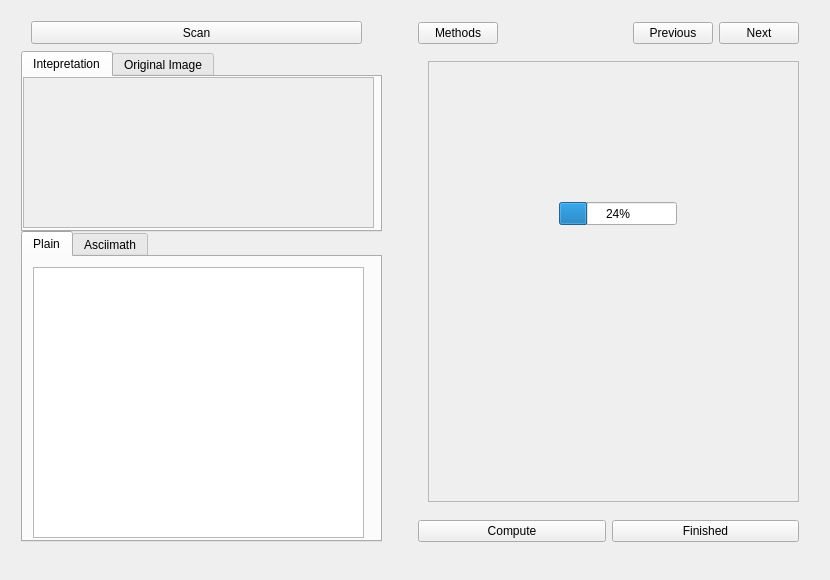
Before: the Qt Designer form gui/solution_widget.ui in louis845/COMP2012H_Project, drawn with Qt 5.
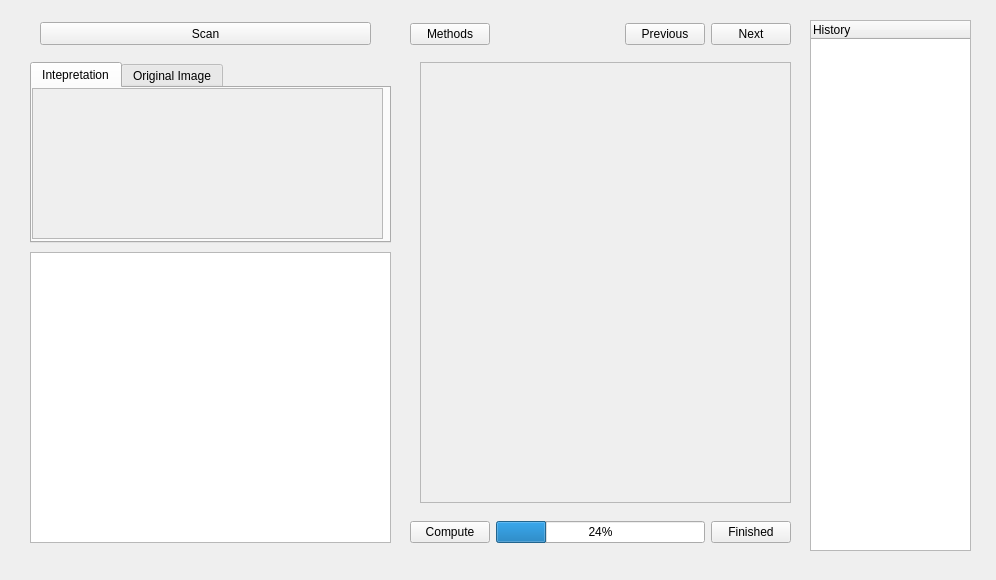
After: the same form once the commit is applied.

Patch:
```diff
--- a/gui/solution_widget.ui
+++ b/gui/solution_widget.ui
@@ -6,7 +6,7 @@
    <rect>
     <x>0</x>
     <y>0</y>
-    <width>830</width>
+    <width>996</width>
     <height>580</height>
    </rect>
   </property>
@@ -25,52 +25,15 @@
   <property name="windowTitle">
    <string>Form</string>
   </property>
-  <layout class="QHBoxLayout" name="horizontalLayout">
-   <item>
     <widget class="QWidget" name="left_widget" native="true">
-     <widget class="QTabWidget" name="tabWidget">
       <property name="geometry">
        <rect>
-        <x>10</x>
-        <y>220</y>
-        <width>361</width>
-        <height>311</height>
-       </rect>
-      </property>
-      <property name="currentIndex">
-       <number>0</number>
-      </property>
-      <widget class="QWidget" name="plain_tab">
-       <attribute name="title">
-        <string>Plain</string>
-       </attribute>
-       <widget class="QPlainTextEdit" name="plain_textedit">
-        <property name="geometry">
-         <rect>
-          <x>10</x>
-          <y>10</y>
-          <width>331</width>
-          <height>271</height>
-         </rect>
-        </property>
-       </widget>
-      </widget>
-      <widget class="QWidget" name="ascii_tab">
-       <attribute name="title">
-        <string>Asciimath</string>
-       </attribute>
-       <widget class="QPlainTextEdit" name="ascii_textedit">
-        <property name="geometry">
-         <rect>
-          <x>10</x>
-          <y>10</y>
-          <width>331</width>
-          <height>271</height>
-         </rect>
-        </property>
-       </widget>
-      </widget>
-     </widget>
+     <x>20</x>
+     <y>12</y>
+     <width>398</width>
+     <height>556</height>
+    </rect>
+   </property>
      <widget class="QPushButton" name="scan_btn">
       <property name="geometry">
        <rect>
@@ -88,7 +51,7 @@
       <property name="geometry">
        <rect>
         <x>10</x>
-        <y>40</y>
+      <y>50</y>
         <width>361</width>
         <height>181</height>
        </rect>
@@ -153,10 +116,26 @@
        </widget>
       </widget>
      </widget>
-    </widget>
-   </item>
-   <item>
+   <widget class="QPlainTextEdit" name="ascii_textedit">
+    <property name="geometry">
+     <rect>
+      <x>10</x>
+      <y>240</y>
+      <width>361</width>
+      <height>291</height>
+     </rect>
+    </property>
+   </widget>
+  </widget>
     <widget class="QWidget" name="widget_2" native="true">
+   <property name="geometry">
+    <rect>
+     <x>410</x>
+     <y>12</y>
+     <width>398</width>
+     <height>556</height>
+    </rect>
+   </property>
      <widget class="QWidget" name="widget" native="true">
       <property name="geometry">
        <rect>
@@ -224,19 +203,6 @@
          <height>439</height>
         </rect>
        </property>
-       <widget class="QProgressBar" name="disp_prog">
-        <property name="geometry">
-         <rect>
-          <x>130</x>
-          <y>140</y>
-          <width>118</width>
-          <height>23</height>
-         </rect>
-        </property>
-        <property name="value">
-         <number>24</number>
-        </property>
-       </widget>
       </widget>
      </widget>
      <widget class="QWidget" name="finish_btn_widget" native="true">
@@ -256,6 +222,13 @@
          </property>
         </widget>
        </item>
+     <item>
+      <widget class="QProgressBar" name="disp_prog">
+       <property name="value">
+        <number>24</number>
+       </property>
+      </widget>
+     </item>
        <item>
         <widget class="QPushButton" name="finish_btn">
          <property name="text">
@@ -266,8 +239,21 @@
       </layout>
      </widget>
     </widget>
-   </item>
-  </layout>
+  <widget class="QTreeWidget" name="treeWidget">
+   <property name="geometry">
+    <rect>
+     <x>810</x>
+     <y>20</y>
+     <width>161</width>
+     <height>531</height>
+    </rect>
+   </property>
+   <column>
+    <property name="text">
+     <string notr="true">History</string>
+    </property>
+   </column>
+  </widget>
  </widget>
  <resources/>
  <connections/>
```
Lines whose indentation alone changed are shown as unchanged.
